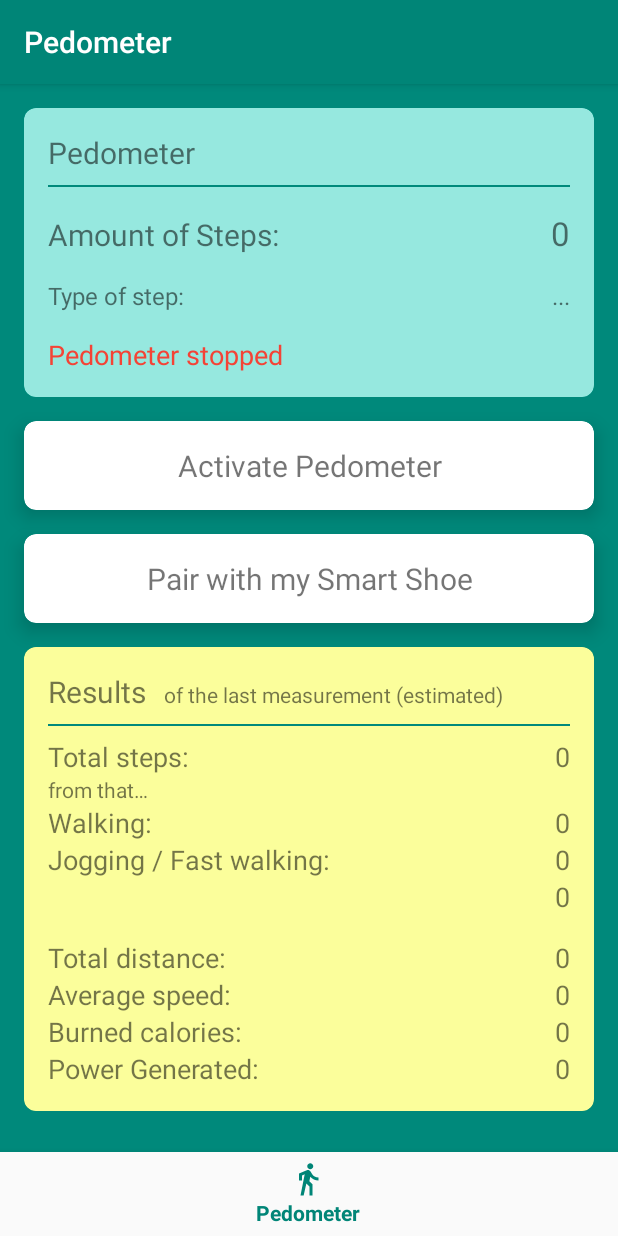
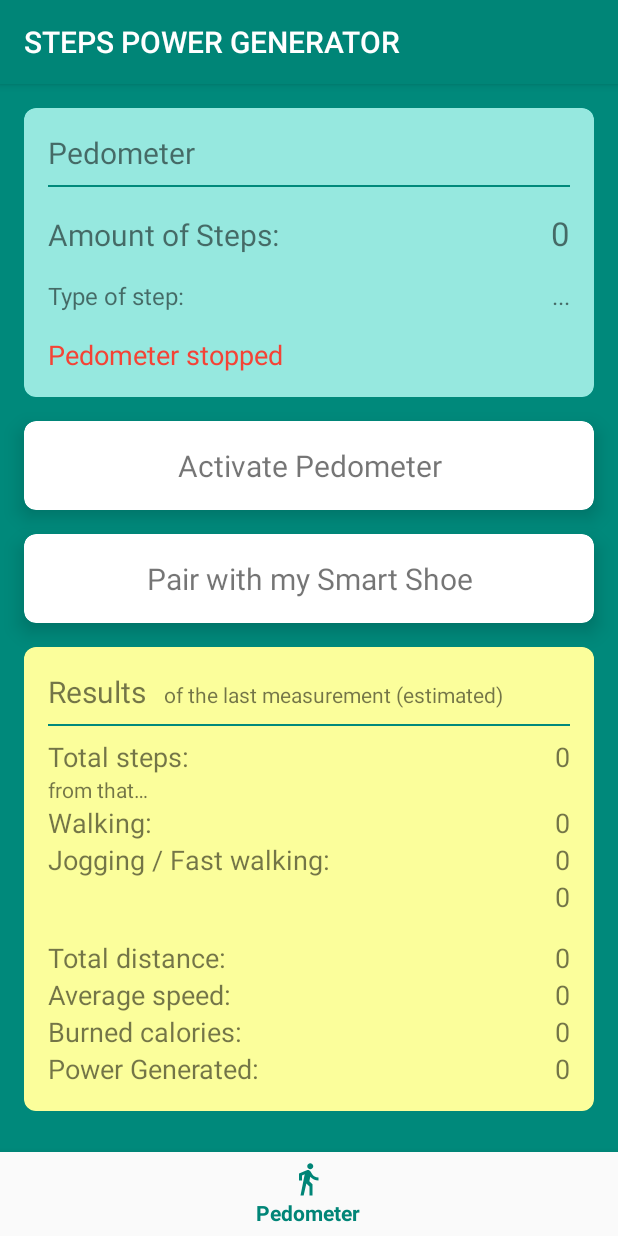
Before and after one commit to ShubhamManna/StepPowerGeneratorApp, an Android app: the screen it shows after launch (MainActivity), on a phone screen of 412 x 824 dp. Run offline under Robolectric (Android 15) with nearby library versions, the phone set to English and light mode, and no system bars; our stand-ins replace navigation-ui.

Commit message:
minor changes

```diff
--- a/app/src/main/res/navigation/mobile_navigation.xml
+++ b/app/src/main/res/navigation/mobile_navigation.xml
@@ -8,7 +8,7 @@
     <fragment
         android:id="@+id/navigation_pedometer"
         android:name="com.example.steppowergenerator.ui.pedometer.pedometerFragment"
-        android:label="Pedometer"
+        android:label="STEPS POWER GENERATOR"
         tools:layout="@layout/pedometer_fragment" />
 
 </navigation>
```
